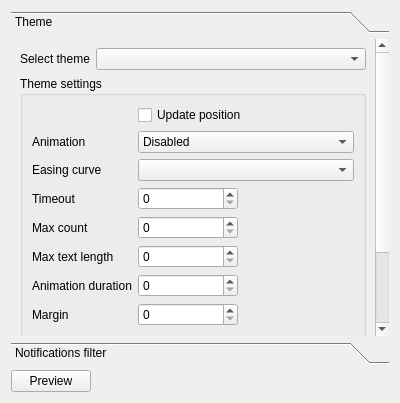
This is src/qmlsettingswidget.ui in Illegion/qutim-plugin-qml as Qt 5 draws it before an edit. The edited form follows.
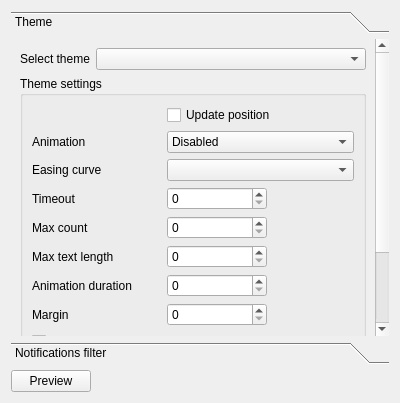
This is the edited form.

```diff
--- a/src/qmlsettingswidget.ui
+++ b/src/qmlsettingswidget.ui
@@ -23,9 +23,9 @@
       <property name="geometry">
        <rect>
         <x>0</x>
-        <y>-108</y>
+        <y>-82</y>
         <width>367</width>
-        <height>404</height>
+        <height>378</height>
        </rect>
       </property>
       <attribute name="label">
@@ -227,6 +227,16 @@
             </property>
            </widget>
           </item>
+          <item row="8" column="0">
+           <widget class="QCheckBox" name="ignoreSettingsJsonCheckBox">
+            <property name="toolTip">
+             <string>Useful for linux systems. This option disable Aero styles in popups and enable simple transparency</string>
+            </property>
+            <property name="text">
+             <string>Ignore settings.json</string>
+            </property>
+           </widget>
+          </item>
          </layout>
         </widget>
        </item>
@@ -253,16 +263,6 @@
          </layout>
         </widget>
        </item>
-       <item>
-        <widget class="QCheckBox" name="ignoreSettingsJsonCheckBox">
-         <property name="toolTip">
-          <string>Useful for linux systems. This option disable Aero styles in popups and enable simple transparency</string>
-         </property>
-         <property name="text">
-          <string>Ignore settings.json</string>
-         </property>
-        </widget>
-       </item>
       </layout>
      </widget>
      <widget class="QWidget" name="page_2">
```
